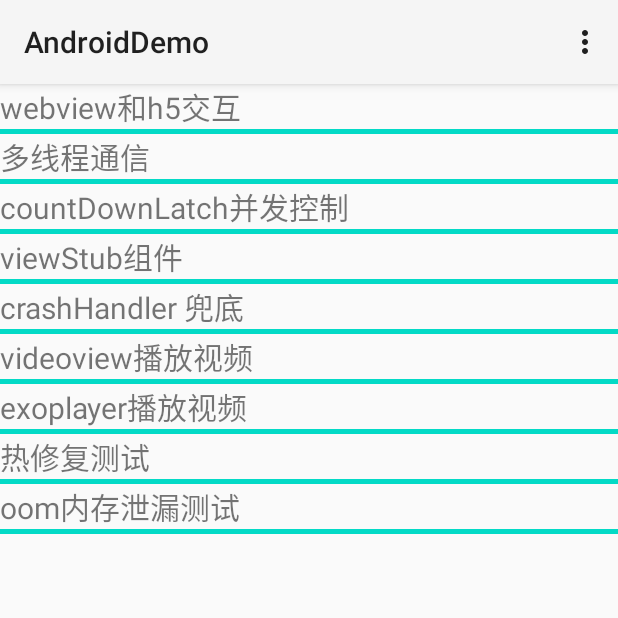
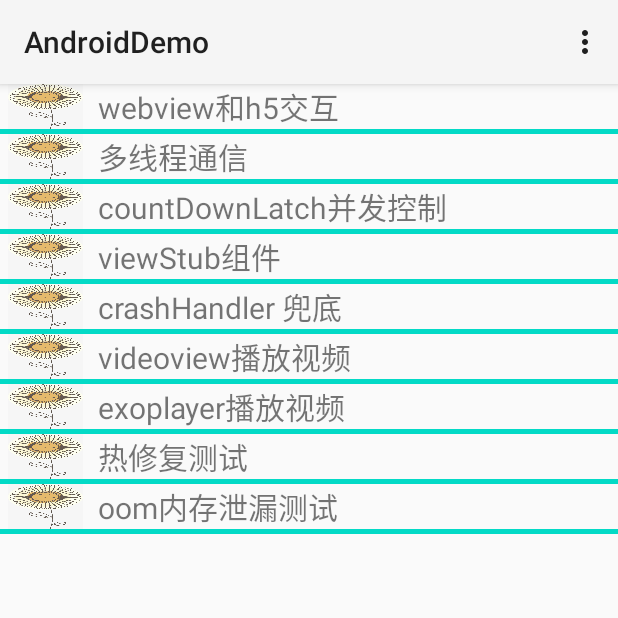
Before and after one commit to baorant/AndroidDemo, an Android app: the screen it shows after launch (MainActivity), on a phone screen of 412 x 824 dp, the top half of it. Run offline under Robolectric (Android 15) with nearby library versions, the phone set to English and light mode, and no system bars; libraries missing offline, so code that uses them is left out: com.squareup.leakcanary; 1 statement that could not run was skipped.

Commit message:
[修改说明]给首页列表各子item，设置图片，增强美观性

```diff
--- a/app/src/main/java/com/baorant/layoutdemo/activity/VideoViewActivity.java
+++ b/app/src/main/java/com/baorant/layoutdemo/activity/VideoViewActivity.java
@@ -24,7 +24,7 @@
         super.onCreate(savedInstanceState);
         setContentView(R.layout.activity_video_view);
 
-        videoView = (VideoView)findViewById(R.id.videoView);
+        videoView = findViewById(R.id.videoView);
         mediaController = new MediaController(this);
 
         uri = Uri.parse("http://vjs.zencdn.net/v/oceans.mp4");
--- a/app/src/main/java/com/baorant/layoutdemo/adapter/TemAdapter.java
+++ b/app/src/main/java/com/baorant/layoutdemo/adapter/TemAdapter.java
@@ -5,6 +5,7 @@
 import android.util.Log;
 import android.view.View;
 import android.view.ViewGroup;
+import android.widget.ImageView;
 import android.widget.TextView;
 
 import androidx.annotation.NonNull;
@@ -14,6 +15,7 @@
 import com.baorant.layoutdemo.R;
 
 import java.util.List;
+import java.util.Random;
 
 public class TemAdapter extends RecyclerView.Adapter<TemAdapter.MyViewHolder>{
     private static final String TAG = "TemAdapter";
@@ -53,16 +55,22 @@
         return stringList != null ? stringList.size() : 0;
     }
 
-    class MyViewHolder extends RecyclerView.ViewHolder implements View.OnClickListener {
+    static class MyViewHolder extends RecyclerView.ViewHolder implements View.OnClickListener {
         private static final String TAG = "MyViewHolder";
         private final TextView textView;
+        private final ImageView imageView;
         private int position;
         // 声明自定义的接口
         private final OnItemClickListener mListener;
+        private final int[] drawables = {R.drawable.flower1, R.drawable.flower2,
+                R.drawable.flower3};
 
         public MyViewHolder(@NonNull View itemView, OnItemClickListener listener) {
             super(itemView);
             textView = itemView.findViewById(R.id.oneItem);
+            imageView = itemView.findViewById(R.id.itemImage);
+
+            imageView.setBackgroundResource(drawables[new Random().nextInt(3)]);
             textView.setOnClickListener(this);
             this.mListener = listener;
         }
--- a/app/src/main/res/layout/oneitem.xml
+++ b/app/src/main/res/layout/oneitem.xml
@@ -3,11 +3,23 @@
     android:layout_width="match_parent"
     android:layout_height="match_parent"
     android:orientation="vertical">
-    <TextView
-        android:id="@+id/oneItem"
+    <LinearLayout
         android:layout_width="match_parent"
-        android:layout_height="wrap_content"
-        android:textSize="20sp"/>
+        android:orientation="horizontal"
+        android:layout_height="wrap_content">
+        <ImageView
+            android:layout_marginStart="5dp"
+            android:id="@+id/itemImage"
+            android:background="@drawable/back"
+            android:layout_width="50dp"
+            android:layout_height="30dp"/>
+        <TextView
+            android:layout_marginLeft="10dp"
+            android:id="@+id/oneItem"
+            android:layout_width="match_parent"
+            android:layout_height="wrap_content"
+            android:textSize="20sp"/>
+    </LinearLayout>
     <View
         android:layout_width="match_parent"
         android:layout_height="3dp"
```
Also changed, not shown: app/src/main/res/drawable/flower1.jpeg (added), app/src/main/res/drawable/flower2.jpeg (added), app/src/main/res/drawable/flower3.jpeg (added).
